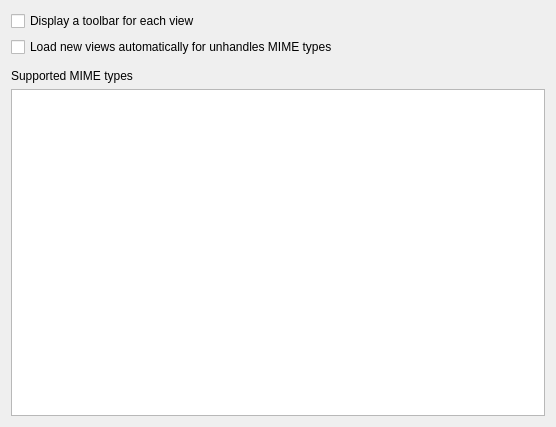
The window that src/prefs_views.ui (UjOwtuc/quadkonsole4) describes before a commit, drawn with Qt 5.
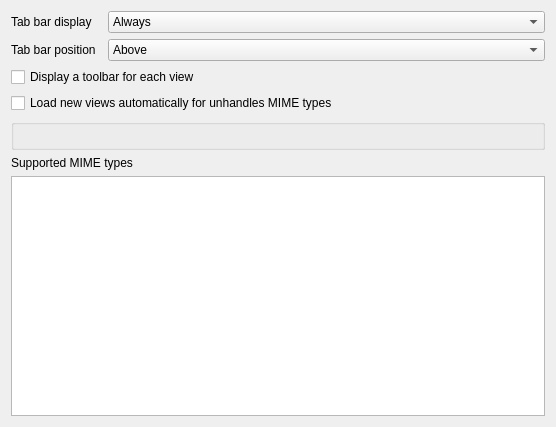
The same window after the commit. Custom widgets are drawn as their Qt base class.

```diff
--- a/src/prefs_views.ui
+++ b/src/prefs_views.ui
@@ -14,39 +14,98 @@
    <string>Views</string>
   </property>
   <layout class="QGridLayout" name="gridLayout">
-   <item row="2" column="0">
+   <item row="4" column="0" colspan="3">
     <widget class="KEditListBox" name="kcfg_views"/>
    </item>
-   <item row="0" column="0">
+   <item row="2" column="0" colspan="3">
     <widget class="QCheckBox" name="kcfg_viewHasToolbar">
      <property name="text">
       <string>Display a toolbar for each view</string>
      </property>
     </widget>
    </item>
-   <item row="4" column="0">
+   <item row="6" column="0" colspan="3">
     <widget class="QListWidget" name="mimeList"/>
    </item>
-   <item row="3" column="0">
+   <item row="5" column="0" colspan="3">
     <widget class="QLabel" name="mimeTypesLabel">
      <property name="text">
       <string>Supported MIME types</string>
      </property>
     </widget>
    </item>
-   <item row="1" column="0">
+   <item row="3" column="0" colspan="3">
     <widget class="QCheckBox" name="kcfg_autoloadView">
      <property name="text">
       <string>Load new views automatically for unhandles MIME types</string>
      </property>
     </widget>
    </item>
+   <item row="0" column="0">
+    <widget class="QLabel" name="label">
+     <property name="text">
+      <string>Tab bar display</string>
+     </property>
+    </widget>
+   </item>
+   <item row="0" column="2">
+    <widget class="QComboBox" name="kcfg_showTabBar">
+     <property name="sizePolicy">
+      <sizepolicy hsizetype="Preferred" vsizetype="Fixed">
+       <horstretch>1</horstretch>
+       <verstretch>0</verstretch>
+      </sizepolicy>
+     </property>
+     <item>
+      <property name="text">
+       <string>Always</string>
+      </property>
+     </item>
+     <item>
+      <property name="text">
+       <string>When needed</string>
+      </property>
+     </item>
+     <item>
+      <property name="text">
+       <string>Never</string>
+      </property>
+     </item>
+    </widget>
+   </item>
+   <item row="1" column="0">
+    <widget class="QLabel" name="label_2">
+     <property name="text">
+      <string>Tab bar position</string>
+     </property>
+    </widget>
+   </item>
+   <item row="1" column="2">
+    <widget class="QComboBox" name="kcfg_tabBarPosition">
+     <property name="sizePolicy">
+      <sizepolicy hsizetype="Preferred" vsizetype="Fixed">
+       <horstretch>1</horstretch>
+       <verstretch>0</verstretch>
+      </sizepolicy>
+     </property>
+     <item>
+      <property name="text">
+       <string>Above</string>
+      </property>
+     </item>
+     <item>
+      <property name="text">
+       <string>Below</string>
+      </property>
+     </item>
+    </widget>
+   </item>
   </layout>
  </widget>
  <customwidgets>
   <customwidget>
    <class>KEditListBox</class>
-   <extends>QWidget</extends>
+   <extends>QGroupBox</extends>
    <header>keditlistbox.h</header>
   </customwidget>
  </customwidgets>
```
